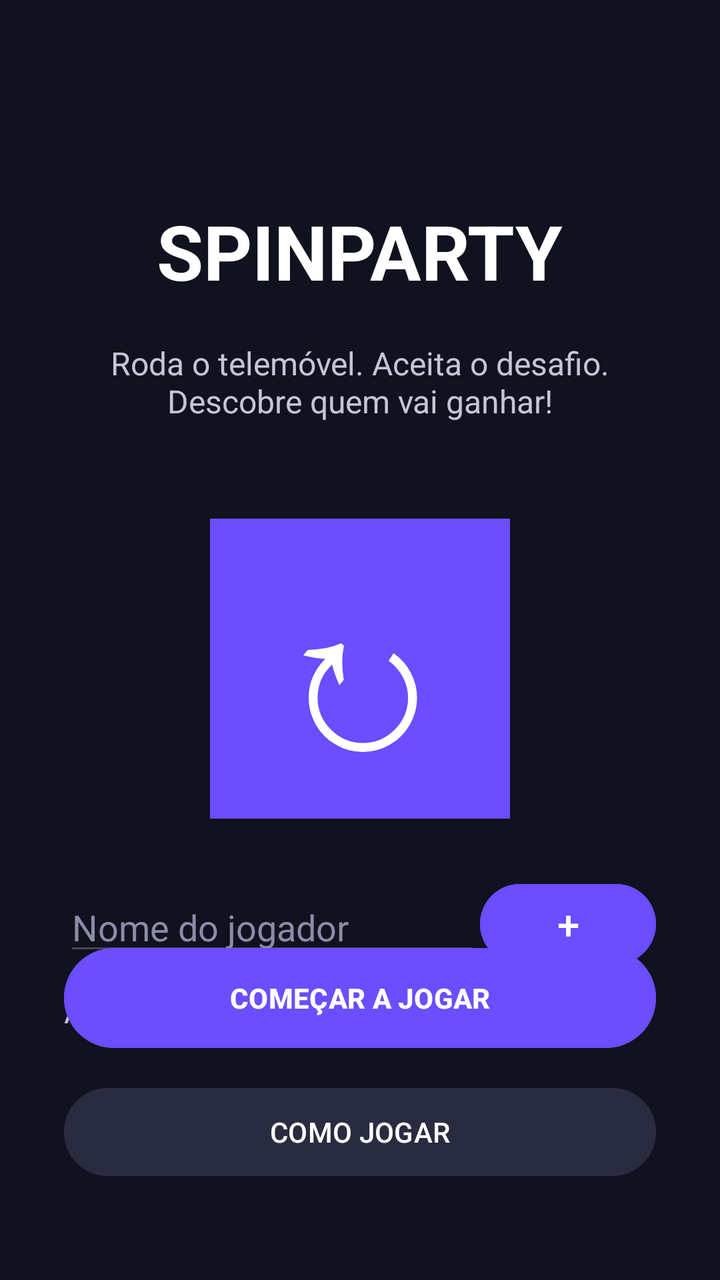
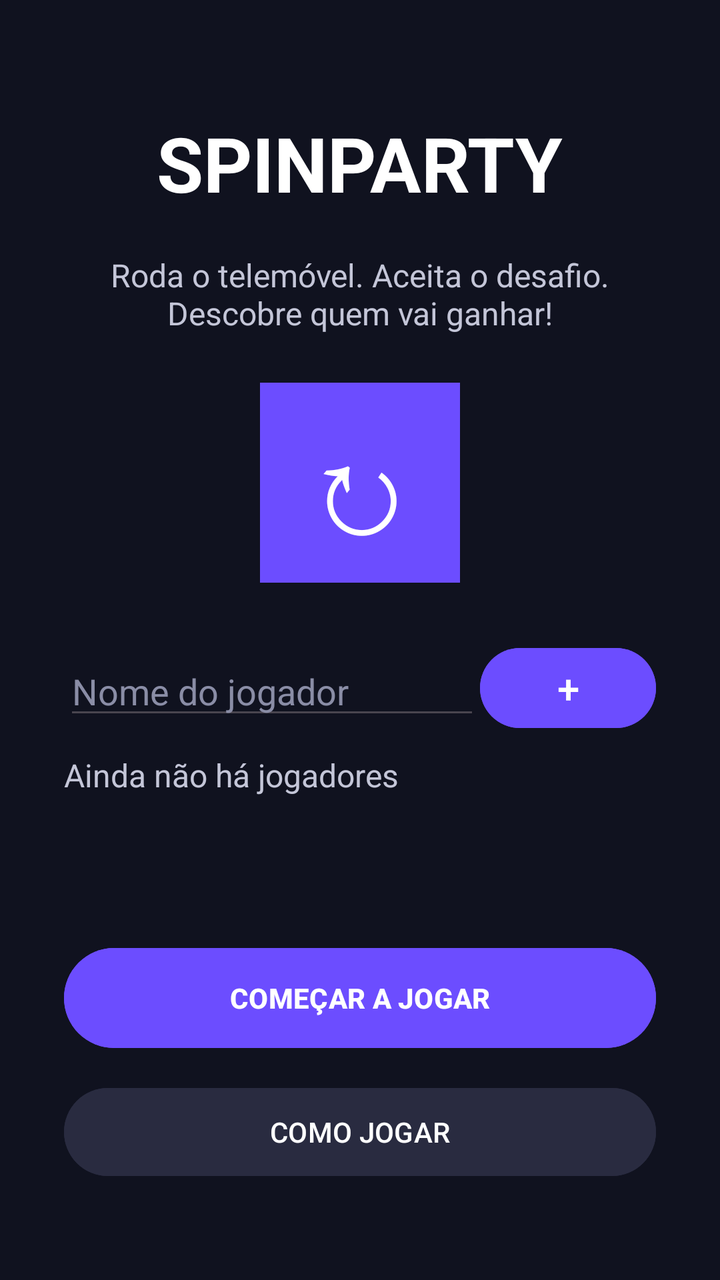

Screens rendered from an Android XML layout before and after an edit, with the pre-edit source and the edit as a unified diff.
<!-- AndroidManifest.xml: application theme Theme.SpinParty -->
<!-- res/layout/activity_main.xml -->
<?xml version="1.0" encoding="utf-8"?>
<androidx.constraintlayout.widget.ConstraintLayout
        xmlns:android="http://schemas.android.com/apk/res/android"
        xmlns:app="http://schemas.android.com/apk/res-auto"
        xmlns:tools="http://schemas.android.com/tools"
        android:id="@+id/main"
        android:layout_width="match_parent"
        android:layout_height="match_parent"
        android:background="#10121F"
        tools:context=".MainActivity">

    <TextView
            android:id="@+id/tvTitle"
            android:layout_width="wrap_content"
            android:layout_height="wrap_content"
            android:text="SPINPARTY"
            android:textColor="#FFFFFF"
            android:textSize="38sp"
            android:textStyle="bold"
            android:layout_marginTop="100dp"
            app:layout_constraintTop_toTopOf="parent"
            app:layout_constraintStart_toStartOf="parent"
            app:layout_constraintEnd_toEndOf="parent" />

    <TextView
            android:id="@+id/tvDescription"
            android:layout_width="0dp"
            android:layout_height="wrap_content"
            android:text="Roda o telemóvel. Aceita o desafio.\nDescobre quem vai ganhar!"
            android:textColor="#C4C6D8"
            android:textSize="16sp"
            android:gravity="center"
            android:layout_marginStart="32dp"
            android:layout_marginEnd="32dp"
            android:layout_marginTop="20dp"
            app:layout_constraintTop_toBottomOf="@id/tvTitle"
            app:layout_constraintStart_toStartOf="parent"
            app:layout_constraintEnd_toEndOf="parent" />

    <TextView
            android:id="@+id/tvIcon"
            android:layout_width="150dp"
            android:layout_height="150dp"
            android:text="↻"
            android:textColor="#FFFFFF"
            android:textSize="100sp"
            android:gravity="center"
            android:background="#6C4DFF"
            android:layout_marginTop="48dp"
            app:layout_constraintTop_toBottomOf="@id/tvDescription"
            app:layout_constraintStart_toStartOf="parent"
            app:layout_constraintEnd_toEndOf="parent" />
    
    <EditText
            android:id="@+id/etNomeJogador"
            android:layout_width="0dp"
            android:layout_height="wrap_content"
            android:hint="Nome do jogador"
            android:textColor="#FFFFFF"
            android:textColorHint="#8A8DA6"
            android:inputType="textPersonName"
            android:autofillHints="name"
            android:layout_marginStart="32dp"
            android:layout_marginTop="32dp"
            app:layout_constraintTop_toBottomOf="@id/tvIcon"
            app:layout_constraintStart_toStartOf="parent"
            app:layout_constraintEnd_toStartOf="@id/btnAdicionar" />

    
    <Button
            android:id="@+id/btnAdicionar"
            android:layout_width="wrap_content"
            android:layout_height="wrap_content"
            android:text="+"
            android:textSize="20sp"
            android:textColor="#FFFFFF"
            android:backgroundTint="#6C4DFF"
            android:layout_marginEnd="32dp"
            app:layout_constraintTop_toTopOf="@id/etNomeJogador"
            app:layout_constraintBottom_toBottomOf="@id/etNomeJogador"
            app:layout_constraintEnd_toEndOf="parent" />

    
    <TextView
            android:id="@+id/tvJogadores"
            android:layout_width="0dp"
            android:layout_height="wrap_content"
            android:text="Ainda não há jogadores"
            android:textColor="#C4C6D8"
            android:textSize="16sp"
            android:layout_marginStart="32dp"
            android:layout_marginEnd="32dp"
            android:layout_marginTop="12dp"
            app:layout_constraintTop_toBottomOf="@id/etNomeJogador"
            app:layout_constraintStart_toStartOf="parent"
            app:layout_constraintEnd_toEndOf="parent" />

    
    <Button
            android:id="@+id/btnStart"
            android:layout_width="0dp"
            android:layout_height="58dp"
            android:text="COMEÇAR A JOGAR"
            android:textColor="#FFFFFF"
            android:textStyle="bold"
            android:backgroundTint="#6C4DFF"
            android:layout_marginStart="32dp"
            android:layout_marginEnd="32dp"
            android:layout_marginBottom="12dp"
            app:layout_constraintBottom_toTopOf="@id/btnRules"
            app:layout_constraintStart_toStartOf="parent"
            app:layout_constraintEnd_toEndOf="parent" />
    <Button
            android:id="@+id/btnRules"
            android:layout_width="0dp"
            android:layout_height="52dp"
            android:text="COMO JOGAR"
            android:textColor="#FFFFFF"
            android:backgroundTint="#292B40"
            android:layout_marginStart="32dp"
            android:layout_marginEnd="32dp"
            android:layout_marginBottom="48dp"
            app:layout_constraintBottom_toBottomOf="parent"
            app:layout_constraintStart_toStartOf="parent"
            app:layout_constraintEnd_toEndOf="parent" />

</androidx.constraintlayout.widget.ConstraintLayout>
<!-- resources referenced by this layout -->
<resources>
  <style name="Theme.SpinParty" parent="Base.Theme.SpinParty" />
  <style name="Base.Theme.SpinParty" parent="Theme.Material3.DayNight.NoActionBar">
          
          
      </style>
</resources>

<!-- the commit's change to res/layout/activity_main.xml (unified diff, before → after) -->
@@ -17,7 +17,7 @@
             android:textColor="#FFFFFF"
             android:textSize="38sp"
             android:textStyle="bold"
-            android:layout_marginTop="100dp"
+            android:layout_marginTop="56dp"
             app:layout_constraintTop_toTopOf="parent"
             app:layout_constraintStart_toStartOf="parent"
             app:layout_constraintEnd_toEndOf="parent" />
@@ -39,14 +39,14 @@
 
     <TextView
             android:id="@+id/tvIcon"
-            android:layout_width="150dp"
-            android:layout_height="150dp"
+            android:layout_width="100dp"
+            android:layout_height="100dp"
             android:text="↻"
             android:textColor="#FFFFFF"
-            android:textSize="100sp"
+            android:textSize="64sp"
             android:gravity="center"
             android:background="#6C4DFF"
-            android:layout_marginTop="48dp"
+            android:layout_marginTop="24dp"
             app:layout_constraintTop_toBottomOf="@id/tvDescription"
             app:layout_constraintStart_toStartOf="parent"
             app:layout_constraintEnd_toEndOf="parent" />
